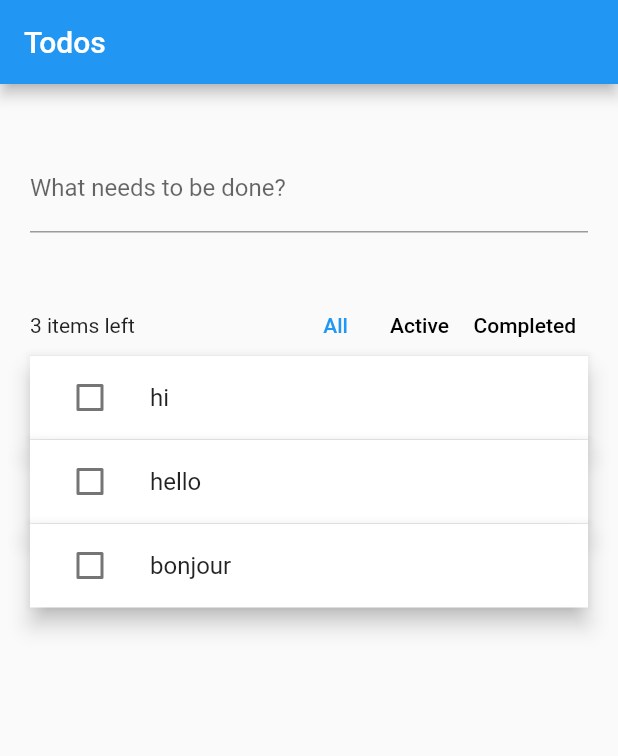
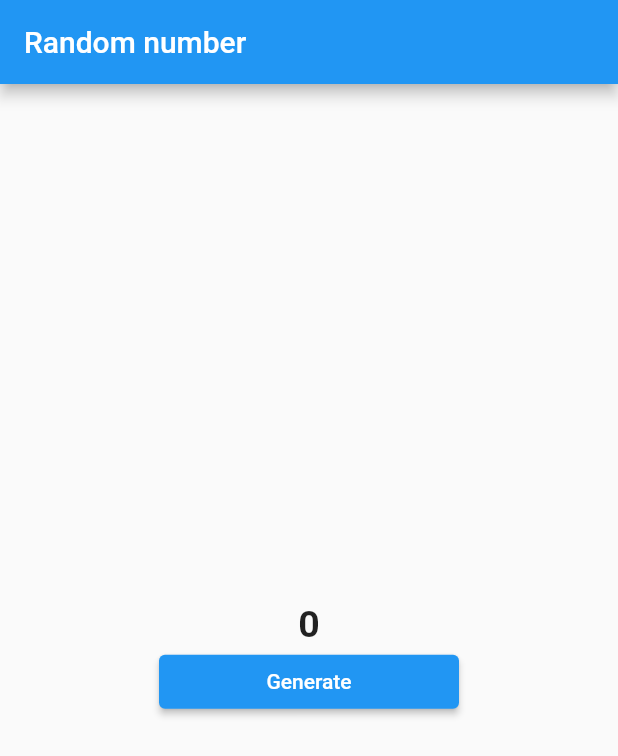
Before and after one commit to smarts-uz/flutter_statMan_riverpod, a Flutter app: the screen it shows after launch, on a phone screen of 412 x 824 dp. Shown: the top 756 px of the screen. Run offline on Flutter 3.47's test engine with Material 2 defaults, Android fonts, the phone set to English and light mode, and no system bars; our stand-ins replace flutter_riverpod.

Commit message:
random numbers 1 to 5

```diff
--- a/lib/main.dart
+++ b/lib/main.dart
@@ -1,252 +1,67 @@
+import 'dart:math';
+
 import 'package:flutter/material.dart';
-import 'package:flutter_hooks/flutter_hooks.dart';
-import 'package:hooks_riverpod/hooks_riverpod.dart';
-
-import './todo.dart';
+import 'package:flutter_riverpod/flutter_riverpod.dart';
 
 void main() {
-  runApp(const ProviderScope(child: MyApp()));
+  runApp(const ProviderScope(child: RandomNumberApp()));
 }
 
-final addTodoKey = UniqueKey();
-final activeFilterKey = UniqueKey();
-final completedFilterKey = UniqueKey();
-final allFilterKey = UniqueKey();
-final todoListProvider = StateNotifierProvider<TodoList, List<Todo>>((ref) {
-  return TodoList(const [
-    Todo(id: 'todo-0', description: 'hi'),
-    Todo(id: 'todo-1', description: 'hello'),
-    Todo(id: 'todo-2', description: 'bonjour'),
-  ]);
-});
+class RandomNumberGenerator extends StateNotifier<int> {
+  RandomNumberGenerator() : super(Random().nextInt(5));
 
-enum TodoListFilter {
-  all,
-  active,
-  completed,
+  void generate() {
+    state = Random().nextInt(5);
+  }
 }
 
-final todoListFilter = StateProvider((_) => TodoListFilter.all);
-final uncompletedTodosCount = Provider<int>((ref) {
-  return ref.watch(todoListProvider).where((todo) => !todo.completed).length;
-});
+final randomNumberProvider = StateNotifierProvider(
+  (ref) => RandomNumberGenerator(),
+);
 
-final filteredTodos = Provider<List<Todo>>((ref) {
-  final filter = ref.watch(todoListFilter);
-  final todos = ref.watch(todoListProvider);
-
-  switch (filter) {
-    case TodoListFilter.completed:
-      return todos.where((todo) => todo.completed).toList();
-    case TodoListFilter.active:
-      return todos.where((todo) => !todo.completed).toList();
-    case TodoListFilter.all:
-      return todos;
-  }
-});
-
-class MyApp extends StatelessWidget {
-  const MyApp({Key? key}) : super(key: key);
+class RandomNumberApp extends StatelessWidget {
+  const RandomNumberApp({Key? key}) : super(key: key);
 
   @override
   Widget build(BuildContext context) {
-    return const MaterialApp(
-      home: Home(),
-    );
-  }
-}
-
-class Home extends HookConsumerWidget {
-  const Home({Key? key}) : super(key: key);
-
-  @override
-  Widget build(BuildContext context, WidgetRef ref) {
-    final todos = ref.watch(filteredTodos);
-    final newTodoController = useTextEditingController();
-
-    return GestureDetector(
-      onTap: () => FocusScope.of(context).unfocus(),
-      child: Scaffold(
+    return MaterialApp(
+      home: Scaffold(
         appBar: AppBar(
-          title: const Text('Todos'),
+          title: const Text('Random number'),
         ),
-        body: ListView(
-          padding: const EdgeInsets.symmetric(horizontal: 20, vertical: 40),
-          children: [
-            TextField(
-              key: addTodoKey,
-              controller: newTodoController,
-              decoration: const InputDecoration(
-                labelText: 'What needs to be done?',
-              ),
-              onSubmitted: (value) {
-                ref.read(todoListProvider.notifier).add(value);
-                newTodoController.clear();
-              },
-            ),
-            const SizedBox(height: 42),
-            const Toolbar(),
-            if (todos.isNotEmpty) const Divider(height: 0),
-            for (var i = 0; i < todos.length; i++) ...[
-              if (i > 0) const Divider(height: 0),
-              Dismissible(
-                key: ValueKey(todos[i].id),
-                onDismissed: (_) {
-                  ref.read(todoListProvider.notifier).remove(todos[i]);
+        body: Center(
+          child: Column(
+            mainAxisAlignment: MainAxisAlignment.center,
+            children: [
+              const RandomConsumer(),
+              Consumer(
+                builder: (context, ref, child) {
+                  return SizedBox(
+                    width: 200,
+                    child: ElevatedButton(
+                      child: const Text('Generate'),
+                      onPressed: () =>
+                          ref.read(randomNumberProvider.notifier).generate(),
+                    ),
+                  );
                 },
-                child: ProviderScope(
-                  overrides: [
-                    _currentTodo.overrideWithValue(todos[i]),
-                  ],
-                  child: const TodoItem(),
-                ),
               ),
             ],
-          ],
+          ),
         ),
       ),
     );
   }
 }
 
-class Toolbar extends HookConsumerWidget {
-  const Toolbar({
-    Key? key,
-  }) : super(key: key);
+class RandomConsumer extends ConsumerWidget {
+  const RandomConsumer({Key? key}) : super(key: key);
 
   @override
   Widget build(BuildContext context, WidgetRef ref) {
-    final filter = ref.watch(todoListFilter);
-
-    Color? textColorFor(TodoListFilter value) {
-      return filter == value ? Colors.blue : Colors.black;
-    }
-
-    return Material(
-      child: Row(
-        mainAxisAlignment: MainAxisAlignment.spaceBetween,
-        children: [
-          Expanded(
-            child: Text(
-              '${ref.watch(uncompletedTodosCount)} items left',
-              overflow: TextOverflow.ellipsis,
-            ),
-          ),
-          Tooltip(
-            key: allFilterKey,
-            message: 'All todos',
-            child: TextButton(
-              onPressed: () =>
-                  ref.read(todoListFilter.notifier).state = TodoListFilter.all,
-              style: ButtonStyle(
-                visualDensity: VisualDensity.compact,
-                foregroundColor:
-                    MaterialStateProperty.all(textColorFor(TodoListFilter.all)),
-              ),
-              child: const Text('All'),
-            ),
-          ),
-          Tooltip(
-            key: activeFilterKey,
-            message: 'Only uncompleted todos',
-            child: TextButton(
-              onPressed: () => ref.read(todoListFilter.notifier).state =
-                  TodoListFilter.active,
-              style: ButtonStyle(
-                visualDensity: VisualDensity.compact,
-                foregroundColor: MaterialStateProperty.all(
-                  textColorFor(TodoListFilter.active),
-                ),
-              ),
-              child: const Text('Active'),
-            ),
-          ),
-          Tooltip(
-            key: completedFilterKey,
-            message: 'Only completed todos',
-            child: TextButton(
-              onPressed: () => ref.read(todoListFilter.notifier).state =
-                  TodoListFilter.completed,
-              style: ButtonStyle(
-                visualDensity: VisualDensity.compact,
-                foregroundColor: MaterialStateProperty.all(
-                  textColorFor(TodoListFilter.completed),
-                ),
-              ),
-              child: const Text('Completed'),
-            ),
-          ),
-        ],
-      ),
+    return Text(
+      ref.watch(randomNumberProvider).toString(),
+      style: const TextStyle(fontSize: 25, fontWeight: FontWeight.bold),
     );
   }
 }
-
-final _currentTodo = Provider<Todo>((ref) => throw UnimplementedError());
-
-class TodoItem extends HookConsumerWidget {
-  const TodoItem({Key? key}) : super(key: key);
-
-  @override
-  Widget build(BuildContext context, WidgetRef ref) {
-    final todo = ref.watch(_currentTodo);
-    final itemFocusNode = useFocusNode();
-    final itemIsFocused = useIsFocused(itemFocusNode);
-
-    final textEditingController = useTextEditingController();
-    final textFieldFocusNode = useFocusNode();
-
-    return Material(
-      color: Colors.white,
-      elevation: 6,
-      child: Focus(
-        focusNode: itemFocusNode,
-        onFocusChange: (focused) {
-          if (focused) {
-            textEditingController.text = todo.description;
-          } else {
-            ref
-                .read(todoListProvider.notifier)
-                .edit(id: todo.id, description: textEditingController.text);
-          }
-        },
-        child: ListTile(
-          onTap: () {
-            itemFocusNode.requestFocus();
-            textFieldFocusNode.requestFocus();
-          },
-          leading: Checkbox(
-            value: todo.completed,
-            onChanged: (value) =>
-                ref.read(todoListProvider.notifier).toggle(todo.id),
-          ),
-          title: itemIsFocused
-              ? TextField(
-                  autofocus: true,
-                  focusNode: textFieldFocusNode,
-                  controller: textEditingController,
-                )
-              : Text(todo.description),
-        ),
-      ),
-    );
-  }
-}
-
-bool useIsFocused(FocusNode node) {
-  final isFocused = useState(node.hasFocus);
-
-  useEffect(
-    () {
-      void listener() {
-        isFocused.value = node.hasFocus;
-      }
-
-      node.addListener(listener);
-      return () => node.removeListener(listener);
-    },
-    [node],
-  );
-
-  return isFocused.value;
-}
--- a/lib/todo.dart
+++ /dev/null
@@ -1,69 +0,0 @@
-import 'package:flutter/foundation.dart' show immutable;
-import 'package:riverpod/riverpod.dart';
-import 'package:uuid/uuid.dart';
-
-const _uuid = Uuid();
-
-@immutable
-class Todo {
-  const Todo({
-    required this.description,
-    required this.id,
-    this.completed = false,
-  });
-
-  final String id;
-  final String description;
-  final bool completed;
-
-  @override
-  String toString() {
-    return 'Todo(description: $description, completed: $completed)';
-  }
-}
-
-class TodoList extends StateNotifier<List<Todo>> {
-  TodoList([List<Todo>? initialTodos]) : super(initialTodos ?? []);
-
-  void add(String description) {
-    state = [
-      ...state,
-      Todo(
-        id: _uuid.v4(),
-        description: description,
-      ),
-    ];
-  }
-
-  void toggle(String id) {
-    state = [
-      for (final todo in state)
-        if (todo.id == id)
-          Todo(
-            id: todo.id,
-            completed: !todo.completed,
-            description: todo.description,
-          )
-        else
-          todo,
-    ];
-  }
-
-  void edit({required String id, required String description}) {
-    state = [
-      for (final todo in state)
-        if (todo.id == id)
-          Todo(
-            id: todo.id,
-            completed: todo.completed,
-            description: description,
-          )
-        else
-          todo,
-    ];
-  }
-
-  void remove(Todo target) {
-    state = state.where((todo) => todo.id != target.id).toList();
-  }
-}
--- a/pubspec.yaml
+++ b/pubspec.yaml
@@ -19,6 +19,7 @@ dependencies:
   dio: ^5.3.2
   html: ^0.15.4
   json_annotation: ^4.8.1
+  mockito: ^5.4.2
 
 dev_dependencies:
   flutter_test:
@@ -28,7 +29,6 @@ dev_dependencies:
   build_runner: ^2.0.0
   freezed: ^2.1.0
   json_serializable: ^6.3.0
-  mockito: ^5.0.0
 
   riverpod_generator:
 
```
Also changed, not shown: pubspec.lock.
